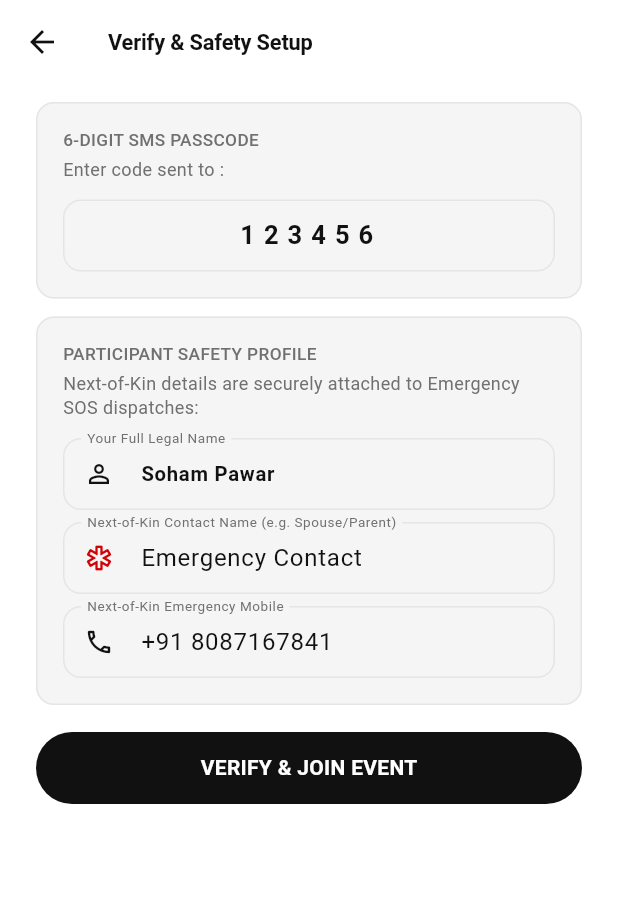
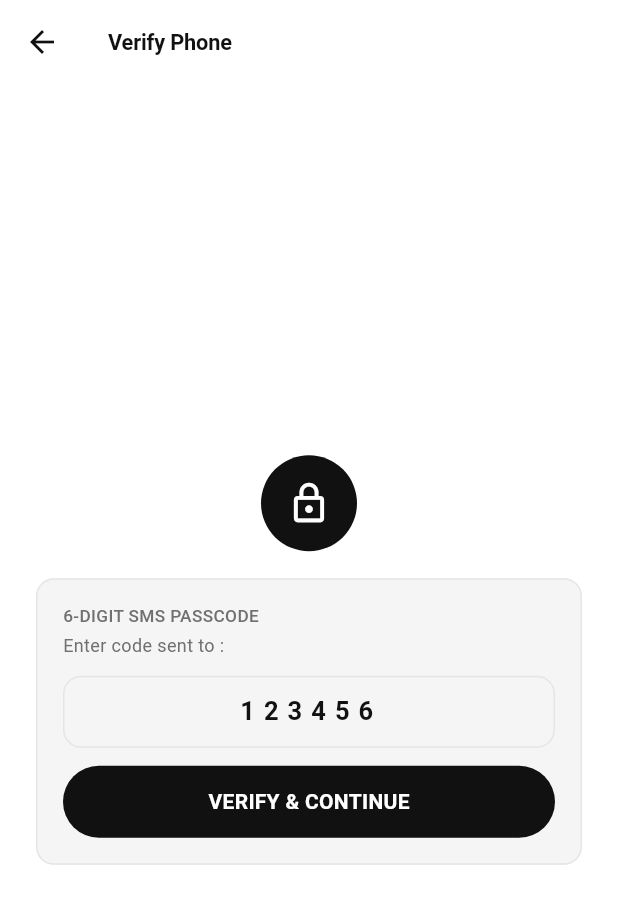
Before and after one commit to sohampawar1866/zeromile-go, a Flutter app: the OtpVerificationScreen screen opened directly with empty values, on a phone screen of 412 x 824 dp. Shown: the top 904 px of the screen. Run offline on Flutter 3.47's test engine with Material 3 defaults, Android fonts, the phone set to English and light mode, and no system bars; our stand-ins replace supabase_flutter; missing offline and left inert: onesignal_flutter; accounts and stored records are empty.

Commit message:
feat(auth): remove demo quick login profiles and streamline OTP verification to remove early profile friction

```diff
--- a/frontend/lib/ui/features/onboarding/otp_verification_screen.dart
+++ b/frontend/lib/ui/features/onboarding/otp_verification_screen.dart
@@ -32,9 +32,6 @@ class OtpVerificationScreen extends StatefulWidget {
 
 class _OtpVerificationScreenState extends State<OtpVerificationScreen> {
   final _otpController = TextEditingController(text: '123456');
-  final _nameController = TextEditingController(text: 'Soham Pawar');
-  final _nokNameController = TextEditingController(text: 'Emergency Contact');
-  final _nokPhoneController = TextEditingController(text: '+91 8087167841');
   bool _isLoading = false;
 
   @override
@@ -42,7 +39,7 @@ class _OtpVerificationScreenState extends State<OtpVerificationScreen> {
     return Scaffold(
       backgroundColor: AppColors.canvas,
       appBar: AppBar(
-        title: const Text('Verify & Safety Setup'),
+        title: const Text('Verify Phone'),
         leading: widget.onBack != null
             ? IconButton(
                 icon: const Icon(Icons.arrow_back),
@@ -51,11 +48,31 @@ class _OtpVerificationScreenState extends State<OtpVerificationScreen> {
             : null,
       ),
       body: SafeArea(
+        child: Center(
           child: SingleChildScrollView(
             padding: const EdgeInsets.symmetric(horizontal: AppSpacing.xl, vertical: AppSpacing.md),
             child: Column(
+              mainAxisAlignment: MainAxisAlignment.center,
               crossAxisAlignment: CrossAxisAlignment.stretch,
               children: [
+                // Brand Icon
+                Center(
+                  child: Container(
+                    width: 64,
+                    height: 64,
+                    decoration: const BoxDecoration(
+                      color: AppColors.ink,
+                      shape: BoxShape.circle,
+                    ),
+                    child: const Icon(
+                      Icons.lock_outline,
+                      color: AppColors.onPrimary,
+                      size: 30,
+                    ),
+                  ),
+                ),
+                const SizedBox(height: AppSpacing.lg),
+
                 // OTP Card
                 Card(
                   child: Padding(
@@ -65,7 +82,10 @@ class _OtpVerificationScreenState extends State<OtpVerificationScreen> {
                       children: [
                         const Text('6-DIGIT SMS PASSCODE', style: AppTypography.caption),
                         const SizedBox(height: AppSpacing.xs),
-                      Text('Enter code sent to ${widget.phoneNumber}:', style: AppTypography.bodySm),
+                        Text(
+                          'Enter code sent to ${widget.phoneNumber}:',
+                          style: AppTypography.bodySm,
+                        ),
                         const SizedBox(height: AppSpacing.md),
                         TextField(
                           controller: _otpController,
@@ -77,74 +97,21 @@ class _OtpVerificationScreenState extends State<OtpVerificationScreen> {
                             contentPadding: EdgeInsets.symmetric(vertical: AppSpacing.md),
                           ),
                         ),
-                    ],
-                  ),
-                ),
-              ),
                         const SizedBox(height: AppSpacing.md),
 
-              // Safety Profile Card
-              Card(
-                child: Padding(
-                  padding: AppSpacing.edgeInsetsCard,
-                  child: Column(
-                    crossAxisAlignment: CrossAxisAlignment.start,
-                    children: [
-                      const Text('PARTICIPANT SAFETY PROFILE', style: AppTypography.caption),
-                      const SizedBox(height: AppSpacing.xs),
-                      const Text(
-                        'Next-of-Kin details are securely attached to Emergency SOS dispatches:',
-                        style: AppTypography.bodySm,
-                      ),
-                      const SizedBox(height: AppSpacing.md),
-                      TextField(
-                        controller: _nameController,
-                        style: AppTypography.bodyStrong,
-                        decoration: const InputDecoration(
-                          labelText: 'Your Full Legal Name',
-                          prefixIcon: Icon(Icons.person_outline, color: AppColors.ink, size: 20),
-                        ),
-                      ),
-                      const SizedBox(height: AppSpacing.sm),
-                      TextField(
-                        controller: _nokNameController,
-                        decoration: const InputDecoration(
-                          labelText: 'Next-of-Kin Contact Name (e.g. Spouse/Parent)',
-                          prefixIcon: Icon(Icons.emergency_outlined, color: AppColors.sale, size: 20),
-                        ),
-                      ),
-                      const SizedBox(height: AppSpacing.sm),
-                      TextField(
-                        controller: _nokPhoneController,
-                        keyboardType: TextInputType.phone,
-                        decoration: const InputDecoration(
-                          labelText: 'Next-of-Kin Emergency Mobile',
-                          prefixIcon: Icon(Icons.phone_outlined, color: AppColors.ink, size: 20),
-                        ),
-                      ),
-                    ],
-                  ),
-                ),
-              ),
-              const SizedBox(height: AppSpacing.lg),
-
-              // Verify & Continue Action
+                        // Verify Action
                         FluidTapScale(
                           onTap: _isLoading
                               ? () {}
                               : () async {
                                   final otp = _otpController.text.trim();
-                        final name = _nameController.text.trim();
-                        final nokName = _nokNameController.text.trim();
-                        final nokPhone = _nokPhoneController.text.trim();
-
-                        if (otp.length < 6 || name.isEmpty) return;
+                                  if (otp.length < 6) return;
 
                                   if (widget.onVerified != null) {
                                     widget.onVerified!(
                                       otp: otp,
-                            fullName: name,
-                            emergencyContact: '$nokName ($nokPhone)',
+                                      fullName: 'Soham Pawar',
+                                      emergencyContact: '+91 8087167841',
                                     );
                                     return;
                                   }
@@ -154,8 +121,8 @@ class _OtpVerificationScreenState extends State<OtpVerificationScreen> {
                                     final success = await widget.authViewModel!.verifyOtp(
                                       phoneNumber: widget.phoneNumber,
                                       token: otp,
-                            fullName: name,
-                            emergencyContact: '$nokName ($nokPhone)',
+                                      fullName: 'Soham Pawar',
+                                      emergencyContact: '+91 8087167841',
                                     );
                                     setState(() => _isLoading = false);
 
@@ -185,7 +152,7 @@ class _OtpVerificationScreenState extends State<OtpVerificationScreen> {
                                     ),
                                   )
                                 : const Text(
-                          'VERIFY & JOIN EVENT',
+                                    'VERIFY & CONTINUE',
                                     style: AppTypography.buttonLg,
                                   ),
                           ),
@@ -194,6 +161,11 @@ class _OtpVerificationScreenState extends State<OtpVerificationScreen> {
                     ),
                   ),
                 ),
+              ],
+            ),
+          ),
+        ),
+      ),
     );
   }
 }
```
Also changed, not shown: frontend/lib/ui/features/onboarding/phone_auth_screen.dart (+0 -51 lines). Lines whose indentation alone changed are shown as unchanged.
